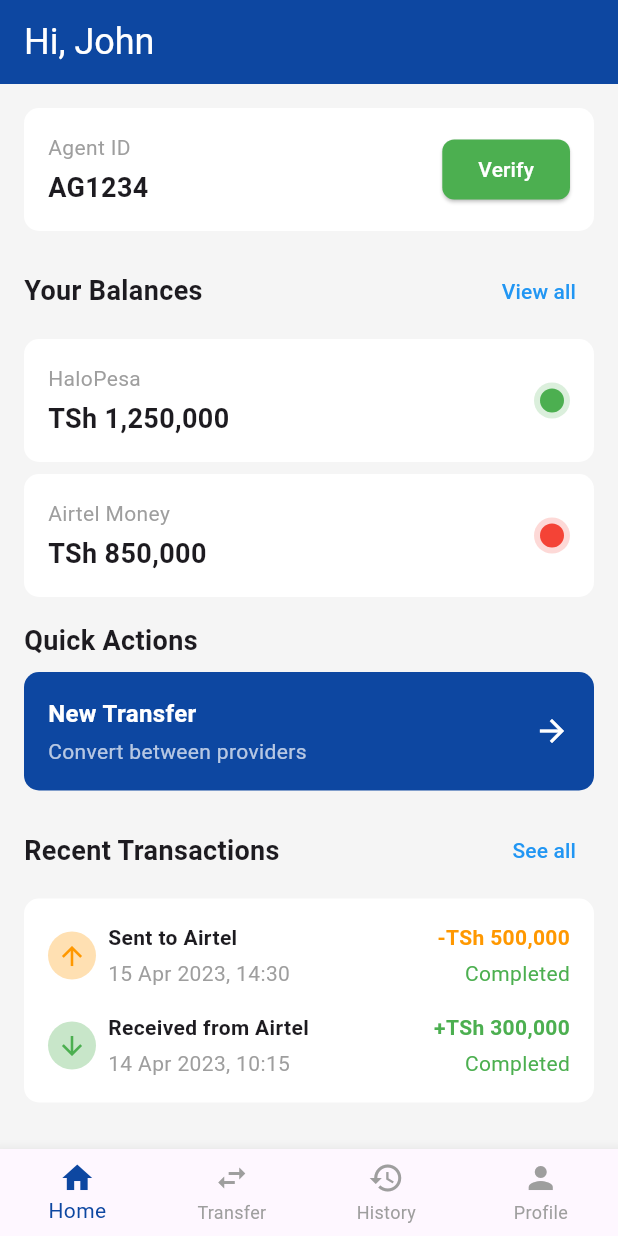
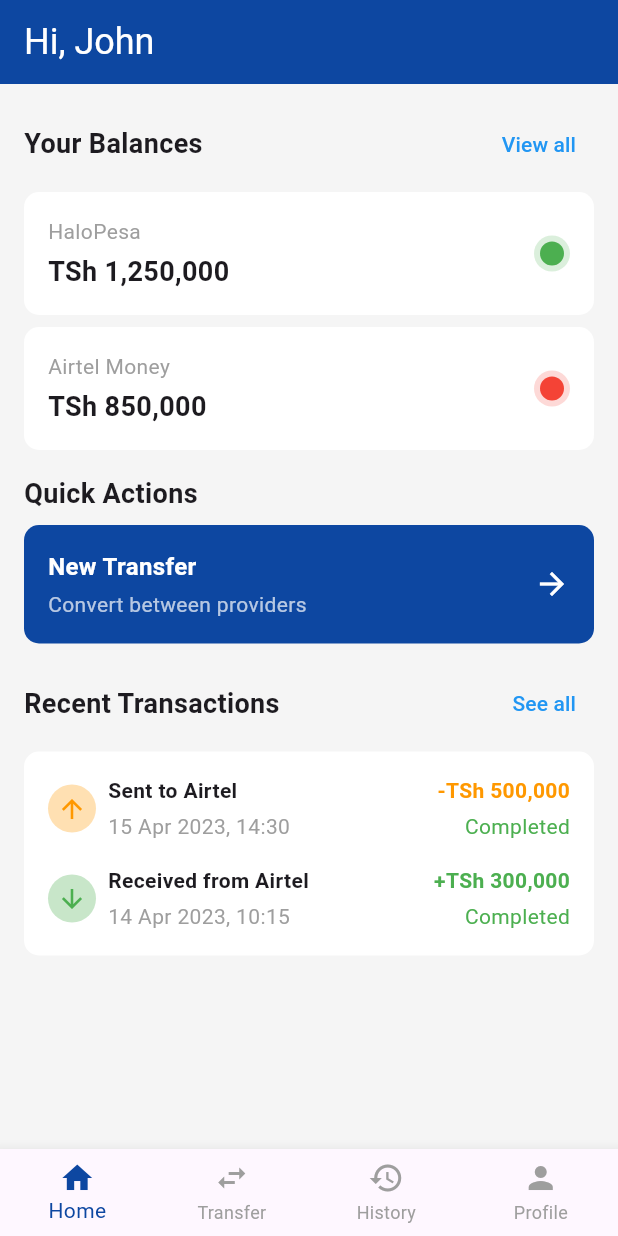
Before and after one commit to FESTO1/inter-agent-transaction-app, a Flutter app: the screen it shows after launch, on a phone screen of 412 x 824 dp. Run offline on Flutter 3.47's test engine with Material 3 defaults, Android fonts, the phone set to English and light mode, and no system bars.

Commit message:
refactor: comment out unused agent ID section in dashboard page and adjust layout in transfer page

```diff
--- a/lib/Pages/dashboard_page.dart
+++ b/lib/Pages/dashboard_page.dart
@@ -30,39 +30,39 @@ class _DashboardPageState extends State<DashboardPage> {
             crossAxisAlignment: CrossAxisAlignment.start,
             children: [
               // Agent ID Section
-              Container(
-                padding: EdgeInsets.all(16),
-                decoration: BoxDecoration(
-                  color: Colors.white,
-                  borderRadius: BorderRadius.circular(10),
-                ),
-                child: Row(
-                  mainAxisAlignment: MainAxisAlignment.spaceBetween,
-                  children: [
-                    Column(
-                      crossAxisAlignment: CrossAxisAlignment.start,
-                      children: [
-                        Text('Agent ID', style: TextStyle(color: Colors.grey)),
-                        SizedBox(height: 4),
-                        Text('AG1234',
-                            style: TextStyle(
-                                fontSize: 18, fontWeight: FontWeight.bold)),
-                      ],
-                    ),
-                    ElevatedButton(
-                      onPressed: () {},
-                      style: ElevatedButton.styleFrom(
-                        backgroundColor: Colors.green,
-                        shape: RoundedRectangleBorder(
-                          borderRadius: BorderRadius.circular(8),
-                        ),
-                      ),
-                      child: Text('Verify', style: TextStyle(color: Colors.white)),
-                    ),
-                  ],
-                ),
-              ),
-              SizedBox(height: 16),
+              // Container(
+              //   padding: EdgeInsets.all(16),
+              //   decoration: BoxDecoration(
+              //     color: Colors.white,
+              //     borderRadius: BorderRadius.circular(10),
+              //   ),
+              //   child: Row(
+              //     mainAxisAlignment: MainAxisAlignment.spaceBetween,
+              //     children: [
+              //       Column(
+              //         crossAxisAlignment: CrossAxisAlignment.start,
+              //         children: [
+              //           Text('Agent ID', style: TextStyle(color: Colors.grey)),
+              //           SizedBox(height: 4),
+              //           Text('AG1234',
+              //               style: TextStyle(
+              //                   fontSize: 18, fontWeight: FontWeight.bold)),
+              //         ],
+              //       ),
+              //       ElevatedButton(
+              //         onPressed: () {},
+              //         style: ElevatedButton.styleFrom(
+              //           backgroundColor: Colors.green,
+              //           shape: RoundedRectangleBorder(
+              //             borderRadius: BorderRadius.circular(8),
+              //           ),
+              //         ),
+              //         child: Text('Verify', style: TextStyle(color: Colors.white)),
+              //       ),
+              //     ],
+              //   ),
+              // ),
+              // SizedBox(height: 16),
               // Your Balances Section
               Row(
                 mainAxisAlignment: MainAxisAlignment.spaceBetween,
--- a/lib/Pages/transfer_page.dart
+++ b/lib/Pages/transfer_page.dart
@@ -93,8 +93,12 @@ class _TransferPageState extends State<TransferPage> {
                     ),
                   ),
                 ),
-                SizedBox(width: 16),
-                Container(
+
+              ],
+            ),
+             SizedBox(height: 16),
+                Center(
+                  child: Container(
                     padding: EdgeInsets.all(8),
                     decoration: BoxDecoration(
                       shape: BoxShape.circle,
@@ -102,7 +106,6 @@ class _TransferPageState extends State<TransferPage> {
                     ),
                     child: Icon(Icons.arrow_forward, color: Colors.blue[900]),
                   ),
-              ],
                 ),
             SizedBox(height: 16),
             // To Provider Section
```
Lines whose indentation alone changed are shown as unchanged.
